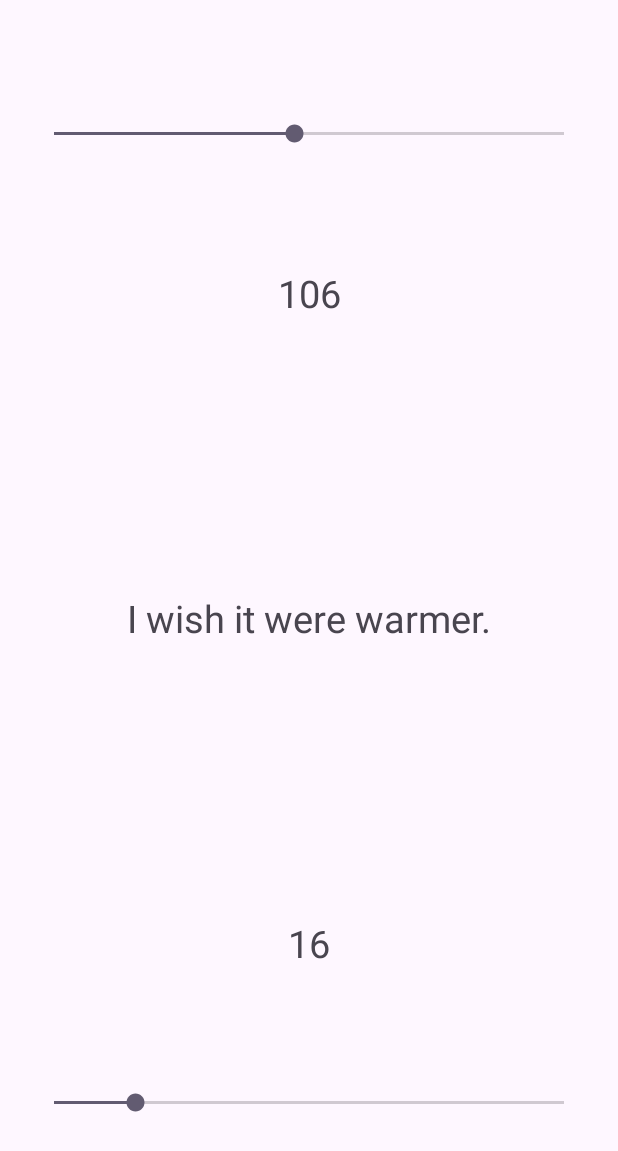
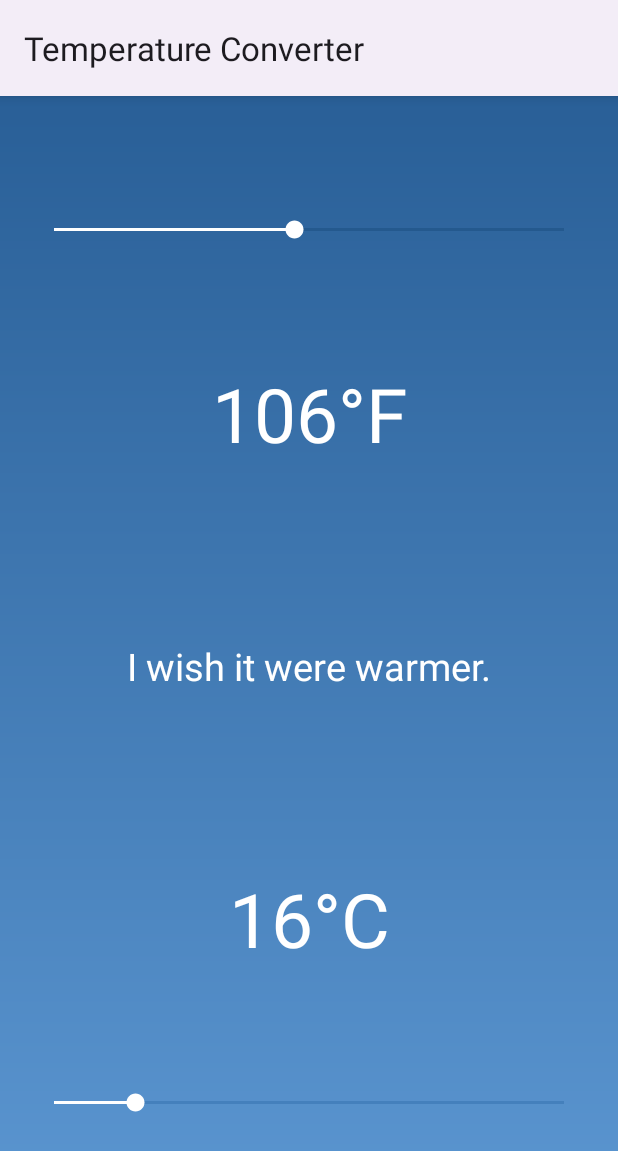
Before and after one commit to gomeze2024/EmmaleeGomez-TemperatureConverter, an Android app: the screen it shows after launch (MainActivity), on a phone screen of 412 x 824 dp. Shown: the top 1151 px of the screen. Run offline under Robolectric (Android 15) with nearby library versions, the phone set to English and light mode, and no system bars.

Commit message:
clean up main activity code and touch up design

```diff
--- a/app/src/main/java/com/example/emmaleegomez_temperatureconverter/MainActivity.kt
+++ b/app/src/main/java/com/example/emmaleegomez_temperatureconverter/MainActivity.kt
@@ -1,10 +1,12 @@
 package com.example.emmaleegomez_temperatureconverter
 
+import android.graphics.drawable.GradientDrawable
 import androidx.appcompat.app.AppCompatActivity
 import android.os.Bundle
 import android.widget.SeekBar
 import android.widget.TextView
 import android.widget.Toast
+import androidx.constraintlayout.widget.ConstraintLayout
 import org.w3c.dom.Text
 import kotlin.math.round
 
@@ -14,7 +16,7 @@ class MainActivity : AppCompatActivity() {
     private lateinit var fahrenheitSeekBar : SeekBar
     private lateinit var celsiusSeekBar : SeekBar
     private lateinit var interestingMessage : TextView
-    private val FAHRENHEIT_LOW : Int = 32
+    private val fahrenheitLow : Int = 32
 
     override fun onCreate(savedInstanceState: Bundle?) {
         super.onCreate(savedInstanceState)
@@ -26,52 +28,36 @@ class MainActivity : AppCompatActivity() {
         fahrenheitSeekBar = findViewById<SeekBar>(R.id.fahrenheit_seekbar)
         celsiusSeekBar = findViewById<SeekBar>(R.id.celsius_seekbar)
 
-        fahrenheitSeekBar.progress = 106
-        celsiusSeekBar.progress = 16
-
-        fahrenheitSeekBar.min = 0
-        fahrenheitSeekBar.max = 212
-        celsiusSeekBar.min = 0
-        celsiusSeekBar.max = 100
+        //Set the temperature bars progress, min, and max
+        initializeSeekBars()
+        setBackground()
 
         fahrenheitSeekBar.setOnSeekBarChangeListener(object :
         SeekBar.OnSeekBarChangeListener {
 
+        //Used as reference: https://www.geeksforgeeks.org/seekbar-in-kotlin/
+
         override fun onProgressChanged(seek: SeekBar,
                                        progress: Int, fromUser: Boolean) {
             val fahrenheit : Int = seek.progress
-            fahrenheitView.text = fahrenheit.toString()
+            val celsius : Int = fahrenheitToCelsius(fahrenheit)
 
-            val celsius : Int = fahrenheitToCelsius(fahrenheit)
-            celsiusSeekBar.progress = celsius
-            celsiusView.text = celsius.toString()
-
-            if (celsius < celsiusSeekBar.min) {
-                celsiusView.text = celsiusSeekBar.min.toString()
-                celsiusSeekBar.progress = celsiusSeekBar.min
-            } else {
-                celsiusSeekBar.progress = celsius
-                celsiusView.text = celsius.toString()
-
-                if (celsius <= 20) {
-                    interestingMessage.text = getString(R.string.message_cold)
-                } else {
-                    interestingMessage.text = getString(R.string.message_warm)
-
-                }            }
+            //Fahrenheit can go below 32, but Celsius will not go below 0.
+            updateFahrenheit(fahrenheit)
+            updateCelsius(celsius)
         }
 
-        override fun onStartTrackingTouch(seek: SeekBar) {
-
-        }
+        override fun onStartTrackingTouch(seek: SeekBar) {}
 
         override fun onStopTrackingTouch(seek: SeekBar) {
             val fahrenheit : Int = seek.progress
-
-            if (fahrenheit < FAHRENHEIT_LOW) {
-                fahrenheitView.text = FAHRENHEIT_LOW.toString()
-                fahrenheitSeekBar.progress = FAHRENHEIT_LOW
+            if (fahrenheit < fahrenheitLow) {
+                val fDegrees : String = fahrenheitLow.toString() +
+                        getString(R.string.degrees_fahrenheit)
+                fahrenheitView.text = fDegrees
+                fahrenheitSeekBar.progress = fahrenheitLow
             }
+            updateInterestingMessage(celsiusSeekBar.progress)
         }
         })
 
@@ -81,22 +67,34 @@ class MainActivity : AppCompatActivity() {
             override fun onProgressChanged(seek: SeekBar,
                                            progress: Int, fromUser: Boolean) {
                 val celsius : Int = seek.progress
-                celsiusView.text = celsius.toString()
+                val fahrenheit : Int = celsiusToFahrenheit(celsius)
 
-                val fahrenheit : Int = celsiusToFahrenheit(celsius)
-                fahrenheitSeekBar.progress = fahrenheit
-                fahrenheitView.text = fahrenheit.toString()
+                updateCelsius(celsius)
+                updateFahrenheit(fahrenheit)
             }
 
-            override fun onStartTrackingTouch(seek: SeekBar) {
-
-            }
+            override fun onStartTrackingTouch(seek: SeekBar) {}
 
             override fun onStopTrackingTouch(seek: SeekBar) {
+                updateInterestingMessage(seek.progress)
             }
         })
+    }
 
+    private fun initializeSeekBars() {
+        fahrenheitSeekBar.apply {
+            progress = 106
+            min = 0
+            max = 212
+        }
+
+        celsiusSeekBar.apply {
+            progress = 16
+            min = 0
+            max = 100
+        }
     }
+
     private fun fahrenheitToCelsius(f: Int) : Int {
         val c : Double = (f - 32) * (5.0 / 9)
         return round(c).toInt()
@@ -106,4 +104,44 @@ class MainActivity : AppCompatActivity() {
         val f : Double = (c * (9.0 / 5)) + 32
         return round(f).toInt()
     }
+
+    private fun updateFahrenheit(f : Int) {
+        fahrenheitSeekBar.progress = f
+        val fDegrees : String = f.toString() +
+                getString(R.string.degrees_fahrenheit)
+        fahrenheitView.text = fDegrees
+
+    }
+    private fun updateCelsius(c: Int) {
+        val cDegrees : String;
+        if (c < celsiusSeekBar.min) {
+            celsiusView.text = celsiusSeekBar.min.toString()
+            celsiusSeekBar.progress = celsiusSeekBar.min
+            cDegrees= celsiusSeekBar.min.toString() + getString(R.string.degrees_celsius)
+            celsiusView.text = cDegrees
+        } else {
+            celsiusSeekBar.progress = c
+            celsiusView.text = c.toString()
+            cDegrees= c.toString() + getString(R.string.degrees_celsius)
+            celsiusView.text = cDegrees
+        }
+    }
+
+    private fun updateInterestingMessage(c: Int) {
+        interestingMessage.text = getString(
+            if (c <= 20) R.string.message_cold
+            else R.string.message_warm
+        )
+    }
+
+    private fun setBackground() {
+        val gradientDrawable = GradientDrawable(
+            GradientDrawable.Orientation.TOP_BOTTOM,
+            intArrayOf(0xFF295F97.toInt(),
+                0xFF5C97D2.toInt())
+        )
+
+        val constraintLayout = findViewById<ConstraintLayout>(R.id.constraint_layout)
+        constraintLayout.background = gradientDrawable
+    }
 }
--- a/app/src/main/res/layout/activity_main.xml
+++ b/app/src/main/res/layout/activity_main.xml
@@ -2,12 +2,18 @@
 <androidx.constraintlayout.widget.ConstraintLayout xmlns:android="http://schemas.android.com/apk/res/android"
     xmlns:app="http://schemas.android.com/apk/res-auto"
     xmlns:tools="http://schemas.android.com/tools"
+    android:id="@+id/constraint_layout"
     android:layout_width="match_parent"
     android:layout_height="match_parent"
-    tools:context=".MainActivity">
+    tools:context=".MainActivity"
+    >
+
 
     <SeekBar
         android:id="@+id/fahrenheit_seekbar"
+        android:thumbTint="@color/white"
+        android:progressTint="@color/white"
+        android:progressBackgroundTint="#063561"
         android:layout_width="match_parent"
         android:layout_height="wrap_content"
         android:layout_marginStart="20dp"
@@ -22,7 +28,8 @@
         android:layout_height="wrap_content"
         android:layout_marginTop="80dp"
         android:text="@string/start_fahrenheit"
-        android:textSize="25sp"
+        android:textSize="50sp"
+        android:textColor="@color/white"
         app:layout_constraintTop_toBottomOf="@+id/fahrenheit_seekbar"
         app:layout_constraintEnd_toEndOf="parent"
         app:layout_constraintStart_toStartOf="parent"/>
@@ -33,6 +40,7 @@
         android:layout_height="wrap_content"
         android:text="@string/message_cold"
         android:textSize="25sp"
+        android:textColor="@color/white"
         app:layout_constraintBottom_toBottomOf="parent"
         app:layout_constraintEnd_toEndOf="parent"
         app:layout_constraintStart_toStartOf="parent"
@@ -40,6 +48,9 @@
 
     <SeekBar
         android:id="@+id/celsius_seekbar"
+        android:thumbTint="@color/white"
+        android:progressTint="@color/white"
+        android:progressBackgroundTint="#12528E"
         android:layout_width="match_parent"
         android:layout_height="wrap_content"
         android:layout_marginStart="20dp"
@@ -55,7 +66,8 @@
         android:layout_height="wrap_content"
         android:layout_marginBottom="80dp"
         android:text="@string/start_celsius"
-        android:textSize="25sp"
+        android:textSize="50sp"
+        android:textColor="@color/white"
         app:layout_constraintBottom_toTopOf="@+id/celsius_seekbar"
         app:layout_constraintEnd_toEndOf="parent"
         app:layout_constraintStart_toStartOf="parent" />
--- a/app/src/main/res/values/strings.xml
+++ b/app/src/main/res/values/strings.xml
@@ -1,9 +1,9 @@
 <resources>
-    <string name="app_name">EmmaleeGomez-TemperatureConverter</string>
+    <string name="app_name">Temperature Converter</string>
     <string name="degrees_fahrenheit">°F</string>
     <string name="degrees_celsius">°C</string>
-    <string name="start_fahrenheit">106</string>
-    <string name="start_celsius">16</string>
+    <string name="start_fahrenheit">106°F</string>
+    <string name="start_celsius">16°C</string>
     <string name="message_warm">I wish it were colder.</string>
     <string name="message_cold">I wish it were warmer.</string>
 </resources>
--- a/app/src/main/res/values/themes.xml
+++ b/app/src/main/res/values/themes.xml
@@ -1,6 +1,6 @@
 <resources xmlns:tools="http://schemas.android.com/tools">
     <!-- Base application theme. -->
-    <style name="Base.Theme.EmmaleeGomezTemperatureConverter" parent="Theme.Material3.DayNight.NoActionBar">
+    <style name="Base.Theme.EmmaleeGomezTemperatureConverter" parent="Theme.Material3.DayNight">
         <!-- Customize your light theme here. -->
         <!-- <item name="colorPrimary">@color/my_light_primary</item> -->
     </style>
```
